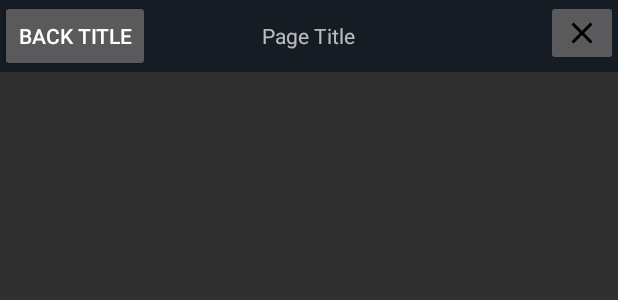
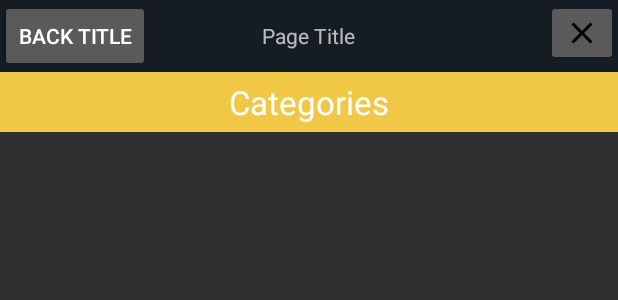
Before and after one commit to TheCaptainCat/MovieReview, an Android app: the layout activity_movie_list.xml on its own in the app's theme, with its tools: preview values and no code run, on a phone screen of 412 x 824 dp. Shown: the top 300 px of the screen. Run offline under Robolectric (Android 15) with nearby library versions, the phone set to English and light mode, and no system bars.

Commit message:
TP 4 - Partie 1

```diff
--- a/app/src/main/AndroidManifest.xml
+++ b/app/src/main/AndroidManifest.xml
@@ -14,14 +14,14 @@
         <activity
             android:name=".categories.CategoriesActivity"
             android:label="@string/title_activity_categories">
+        </activity>
+        <activity android:name=".list.MovieListActivity"
+                  android:label="@string/movie_list_title">
             <intent-filter>
                 <action android:name="android.intent.action.MAIN" />
                 <category android:name="android.intent.category.LAUNCHER" />
             </intent-filter>
         </activity>
-        <activity android:name=".list.MovieListActivity"
-                  android:label="@string/movie_list_title">
-        </activity>
     </application>
 
 </manifest>
--- a/app/src/main/java/fr/polytech/lechat/moviereview/list/MovieListActivity.java
+++ b/app/src/main/java/fr/polytech/lechat/moviereview/list/MovieListActivity.java
@@ -1,5 +1,6 @@
 package fr.polytech.lechat.moviereview.list;
 
+import android.content.Intent;
 import android.support.v7.app.AppCompatActivity;
 import android.os.Bundle;
 import android.support.v7.widget.LinearLayoutManager;
@@ -7,6 +8,7 @@ import android.support.v7.widget.RecyclerView;
 import android.view.View;
 
 import fr.polytech.lechat.moviereview.R;
+import fr.polytech.lechat.moviereview.categories.CategoriesActivity;
 
 public class MovieListActivity extends AppCompatActivity {
 
@@ -25,5 +27,14 @@ public class MovieListActivity extends AppCompatActivity {
                 finish();
             }
         });
+
+        final MovieListActivity activity = this;
+        findViewById(R.id.list_cat_btn).setOnClickListener(new View.OnClickListener() {
+            @Override
+            public void onClick(View v) {
+                Intent intent = new Intent(activity, CategoriesActivity.class);
+                activity.startActivity(intent);
+            }
+        });
     }
 }
--- a/app/src/main/res/layout/activity_movie_list.xml
+++ b/app/src/main/res/layout/activity_movie_list.xml
@@ -9,7 +9,11 @@
     <LinearLayout
         android:layout_width="match_parent"
         android:layout_height="match_parent"
-        android:orientation="vertical">
+        android:orientation="vertical"
+        app:layout_constraintBottom_toBottomOf="parent"
+        app:layout_constraintEnd_toEndOf="parent"
+        app:layout_constraintStart_toStartOf="parent"
+        app:layout_constraintTop_toTopOf="parent">
 
         <fr.polytech.lechat.moviereview.NavView
             android:layout_width="match_parent"
@@ -18,6 +22,23 @@
             app:page_title="@string/page_title">
 
         </fr.polytech.lechat.moviereview.NavView>
+
+        <RelativeLayout
+            android:layout_width="match_parent"
+            android:layout_height="wrap_content"
+            android:id="@+id/list_cat_btn"
+            android:background="@color/colorAccent">
+
+            <TextView
+                android:layout_width="wrap_content"
+                android:layout_height="wrap_content"
+                android:layout_alignParentTop="true"
+                android:layout_centerHorizontal="true"
+                android:paddingTop="5dp"
+                android:paddingBottom="5dp"
+                android:text="@string/list_categories"
+                android:textAppearance="@style/TextAppearance.AppCompat.Large" />
+        </RelativeLayout>
 
         <android.support.v7.widget.RecyclerView
             android:id="@+id/movie_list_recycler"
--- a/app/src/main/res/values/strings.xml
+++ b/app/src/main/res/values/strings.xml
@@ -24,4 +24,5 @@ Inter haec Orfitus praefecti potestate regebat urbem aeternam ultra modum delata
     <string name="comment_placeholder">Say something…</string>
     <string name="title_activity_categories">Categories</string>
     <string name="movie_list_title">Movies</string>
+    <string name="list_categories">Categories</string>
 </resources>
--- a/build.gradle
+++ b/build.gradle
@@ -7,7 +7,7 @@ buildscript {
         jcenter()
     }
     dependencies {
-        classpath 'com.android.tools.build:gradle:3.1.4'
+        classpath 'com.android.tools.build:gradle:3.2.0'
 
 
         // NOTE: Do not place your application dependencies here; they belong
```
Also changed, not shown: gradle/wrapper/gradle-wrapper.properties.
